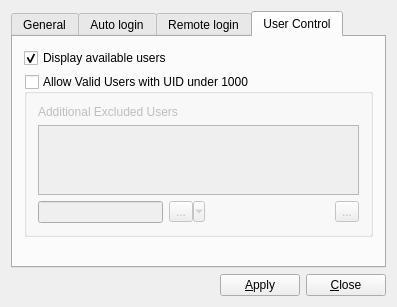
Above: src-qt5/PCDM-conf/mainwindow.ui from beanpole135/pcdm before the change. Below: the same form after it.
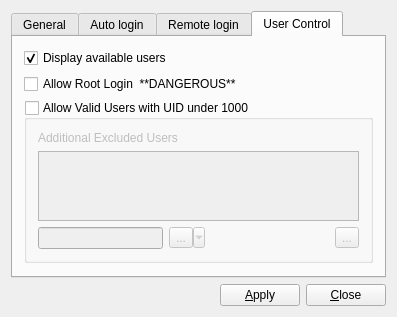
That is the form after the change. The open tabs and pages were chosen to show the change. Icons and pictures are not drawn.

Commit message: New functionality for PCDM: root user login (disabled by default) This allows PCDM to function properly when the root user is selected as the login account on the system. There is a new ALLOW_ROOT configuration option to enable this functionality (root login is disabled by default), and the configuration UI has been updated to reflect this. Even if that option is disabled though, the root account *will* be available as a valid login account **ONLY IF** absolutely no other user accounts could be found on the system (last-ditch fallback for a broken system).

```diff
--- a/src-qt5/PCDM-conf/mainwindow.ui
+++ b/src-qt5/PCDM-conf/mainwindow.ui
@@ -179,7 +179,30 @@
         <string>User Control</string>
        </attribute>
        <layout class="QGridLayout" name="gridLayout">
-        <item row="1" column="0">
+        <item row="4" column="0">
+         <spacer name="verticalSpacer_2">
+          <property name="orientation">
+           <enum>Qt::Vertical</enum>
+          </property>
+          <property name="sizeHint" stdset="0">
+           <size>
+            <width>20</width>
+            <height>224</height>
+           </size>
+          </property>
+         </spacer>
+        </item>
+        <item row="0" column="0">
+         <widget class="QCheckBox" name="checkShowUsers">
+          <property name="text">
+           <string>Display available users</string>
+          </property>
+          <property name="checked">
+           <bool>true</bool>
+          </property>
+         </widget>
+        </item>
+        <item row="2" column="0">
          <widget class="QGroupBox" name="groupAllowUnder1K">
           <property name="title">
            <string>Allow Valid Users with UID under 1000</string>
@@ -259,26 +282,10 @@
           </layout>
          </widget>
         </item>
-        <item row="3" column="0">
-         <spacer name="verticalSpacer_2">
-          <property name="orientation">
-           <enum>Qt::Vertical</enum>
-          </property>
-          <property name="sizeHint" stdset="0">
-           <size>
-            <width>20</width>
-            <height>224</height>
-           </size>
-          </property>
-         </spacer>
-        </item>
-        <item row="0" column="0">
-         <widget class="QCheckBox" name="checkShowUsers">
+        <item row="1" column="0">
+         <widget class="QCheckBox" name="checkAllowRoot">
           <property name="text">
-           <string>Display available users</string>
-          </property>
-          <property name="checked">
-           <bool>true</bool>
+           <string>Allow Root Login  **DANGEROUS**</string>
           </property>
          </widget>
         </item>
```
The commit also changes 9 other files.
